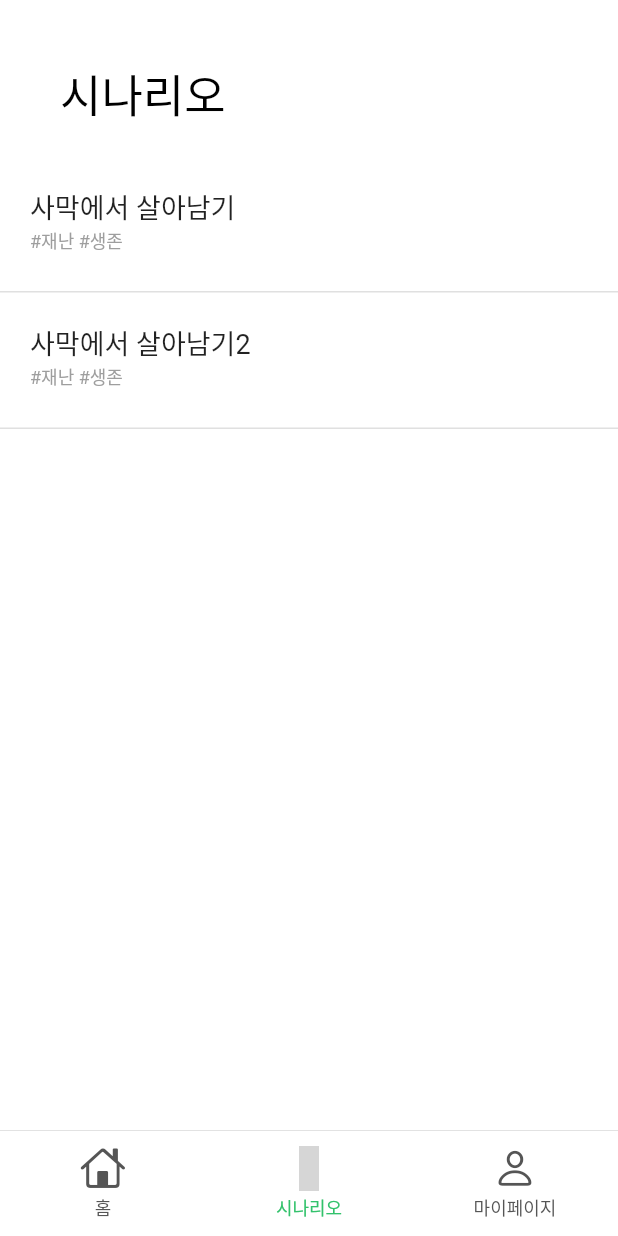
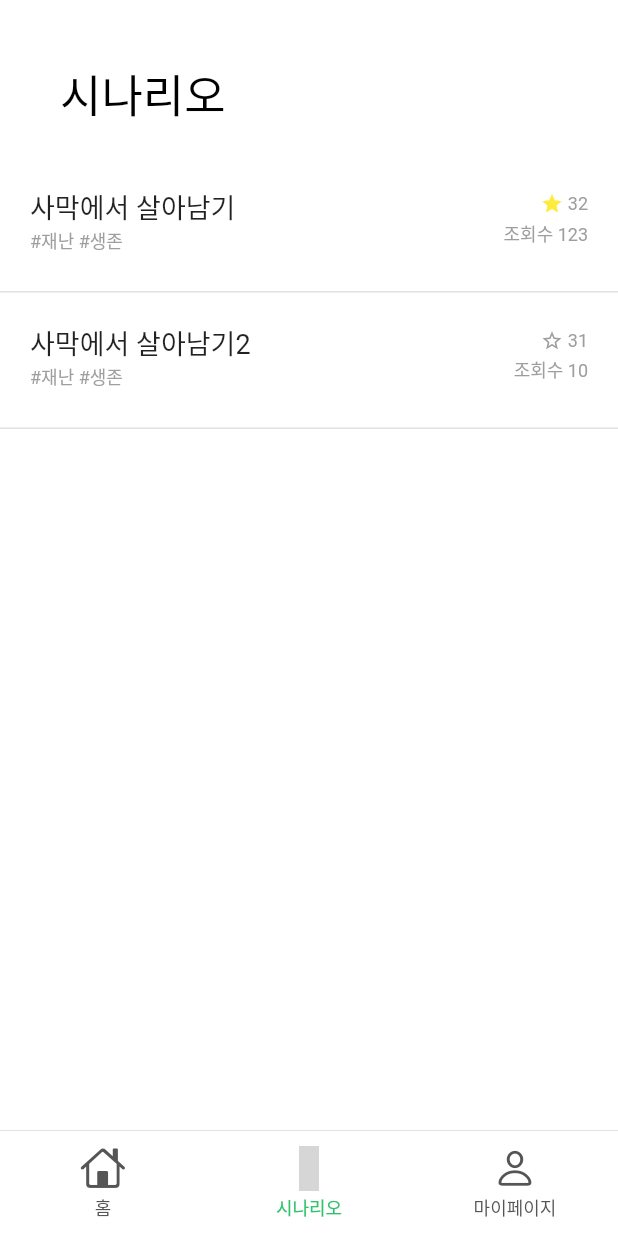
Before and after one commit to SoonyeolSystem/23_System_Architecture, a Flutter app: the Navigation screen opened by its route, item 2 of the bottom bar chosen, on a phone screen of 412 x 824 dp. Run offline on Flutter 3.47's test engine with Material 2 defaults, Android fonts, the phone set to English and light mode, and no system bars; our stand-ins replace dio, get, iconsax, logger, pretty_dio_logger; Roboto replaces fonts that are missing (NotoSansKR); grey boxes are pictures that could not be loaded.

Commit message:
update Scenario_main_page

```diff
--- a/frontend/soonyeol_architecture/lib/pages/scenario/view/component/scenario_component.dart
+++ b/frontend/soonyeol_architecture/lib/pages/scenario/view/component/scenario_component.dart
@@ -33,7 +33,7 @@ class ScenarioComponent extends StatelessWidget {
                     ]),
               ),
               const Spacer(),
-              if (model.isbookmark == 1)
+              if (model.isbookmark == true)
                 Container(
                   alignment: Alignment.centerRight,
                   child: Column(
@@ -50,12 +50,12 @@ class ScenarioComponent extends StatelessWidget {
                           ],
                         ),
                         const SizedBox(height: 3),
-                        Text("조회수 ${model.views} views",
+                        Text("조회수 ${model.views}",
                             style: const TextStyle(
                                 fontSize: 12, color: Colors.grey)),
                       ]),
                 ),
-              if (model.isbookmark == 0)
+              if (model.isbookmark == false)
                 Container(
                   alignment: Alignment.centerRight,
                   child: Column(
@@ -73,7 +73,7 @@ class ScenarioComponent extends StatelessWidget {
                           ],
                         ),
                         const SizedBox(height: 3),
-                        Text("조회수 ${model.views} views",
+                        Text("조회수 ${model.views}",
                             style: const TextStyle(
                                 fontSize: 12, color: Colors.grey)),
                       ]),
--- a/frontend/soonyeol_architecture/lib/restAPI/models/Scenario.dart
+++ b/frontend/soonyeol_architecture/lib/restAPI/models/Scenario.dart
@@ -1,7 +1,7 @@
 class Scenario {
   String? scenarioname; // 시나리오 이름
   int? bookmarkcount; // 즐겨찾기(별표) 수
-  String? views; // 조회수
+  int? views; // 조회수
   bool? isbookmark; // 즐겨찾기 여부
   String? stiuation; //상황
   List<String>? genre; //장르
```
Also changed, not shown: frontend/soonyeol_architecture/lib/pages/scenario/controller/scenario_main_controller.dart (+4 -4 lines).
